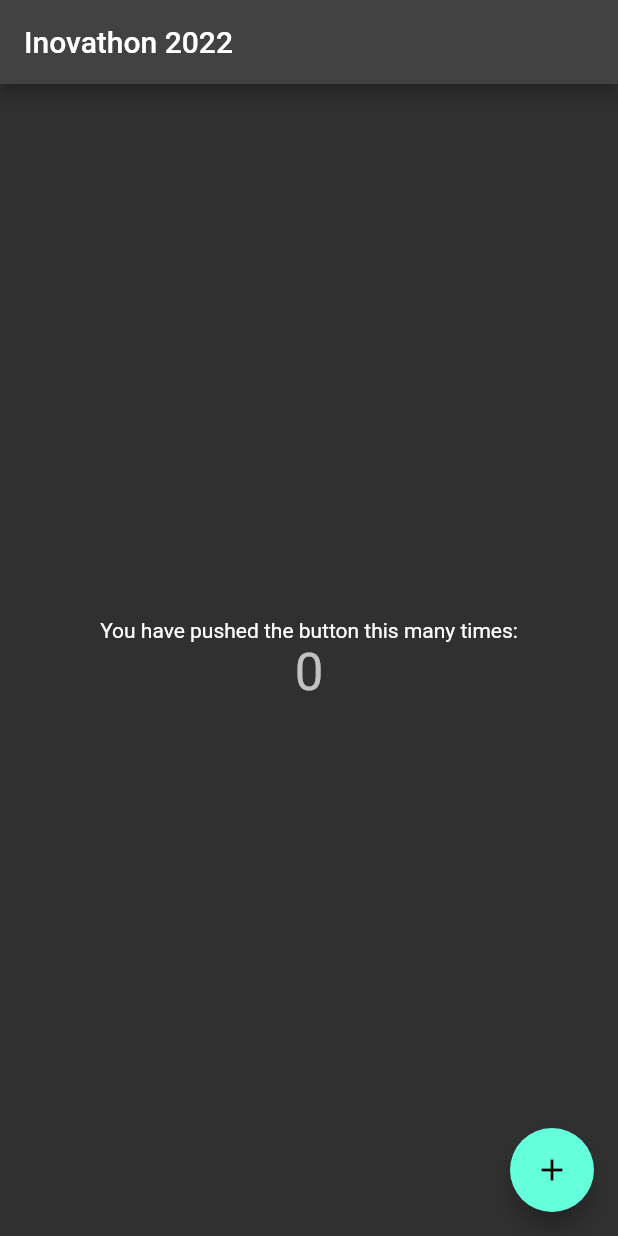
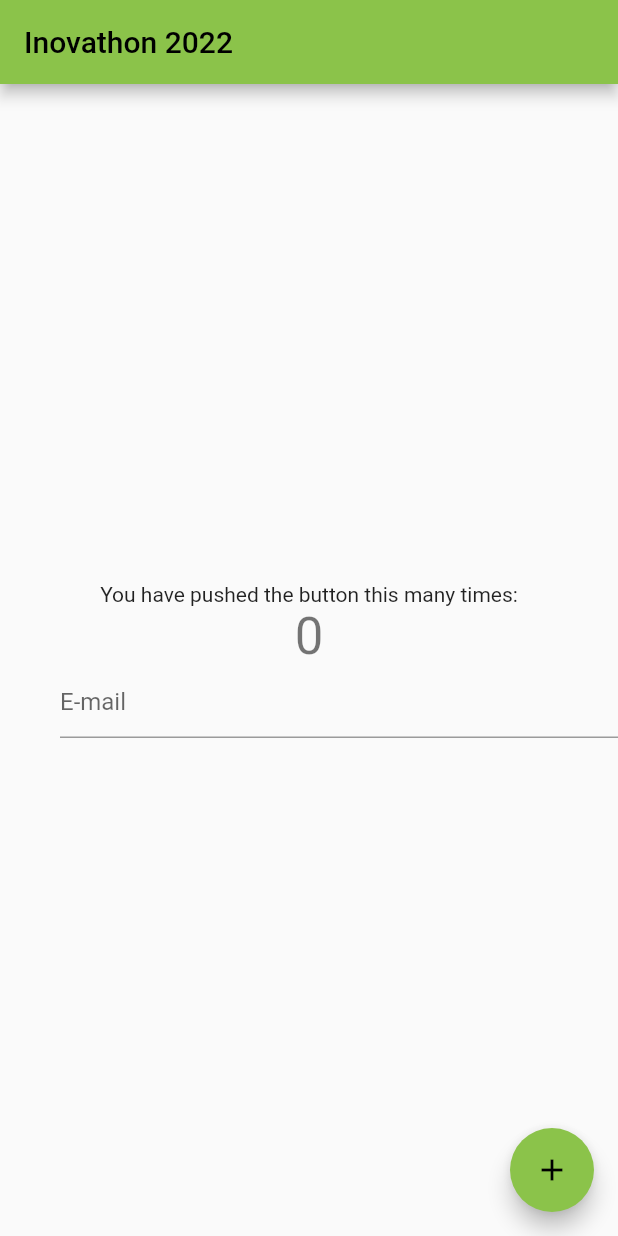
Before and after one commit to BOOMERS-inovathon-2022/inovathon_2022, a Flutter app: the screen it shows after launch, on a phone screen of 412 x 824 dp. Run offline on Flutter 3.47's test engine with Material 2 defaults, Android fonts, the phone set to English and light mode, and no system bars; our stand-ins replace firebase_core; accounts and stored records are empty.

Commit message:
Chamando componente criado

```diff
--- a/lib/ui/my_app.dart
+++ b/lib/ui/my_app.dart
@@ -9,7 +9,9 @@ class MyApp extends StatelessWidget {
     return MaterialApp(
       debugShowCheckedModeBanner: false,
       title: 'Inovathon',
-      theme: ThemeData(primarySwatch: Colors.blue, brightness: Brightness.dark),
+      theme: ThemeData(
+        primarySwatch: Colors.lightGreen,
+      ),
       home: const HomePage(title: 'Inovathon 2022'),
     );
   }
--- a/lib/ui/screen/home/home_widget.dart
+++ b/lib/ui/screen/home/home_widget.dart
@@ -1,5 +1,7 @@
 import 'package:flutter/material.dart';
 import 'package:inovathon_2022/ui/screen/home/home_page.dart';
+
+import '../../../components/shared_input.dart';
 
 class HomeWidget extends State<HomePage> {
   int _counter = 0;
@@ -27,6 +29,10 @@ class HomeWidget extends State<HomePage> {
               '$_counter',
               style: Theme.of(context).textTheme.headline4,
             ),
+            SharedTextInput(
+              hintText: 'E-mail',
+              keyboardType: TextInputType.emailAddress,
+            )
           ],
         ),
       ),
```
